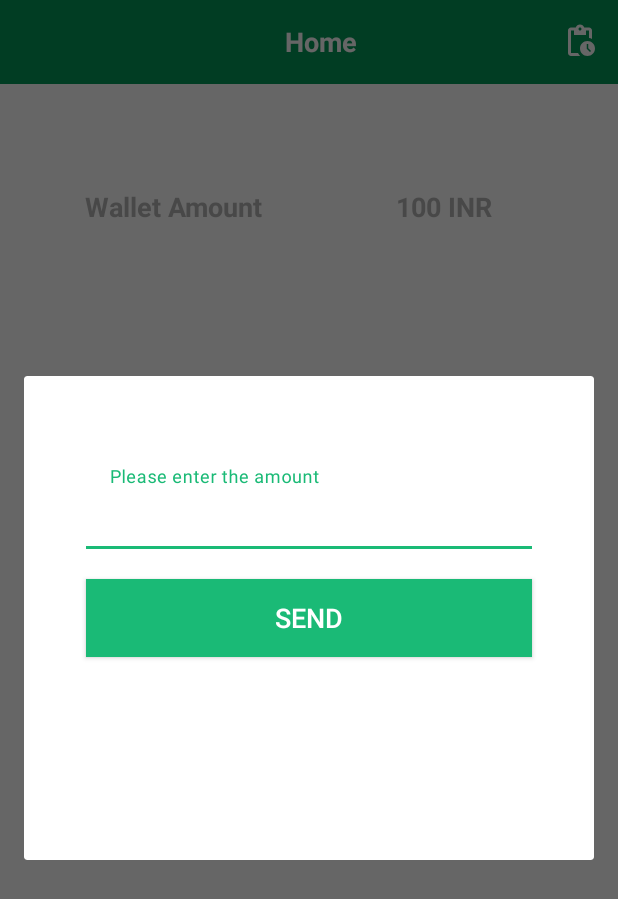
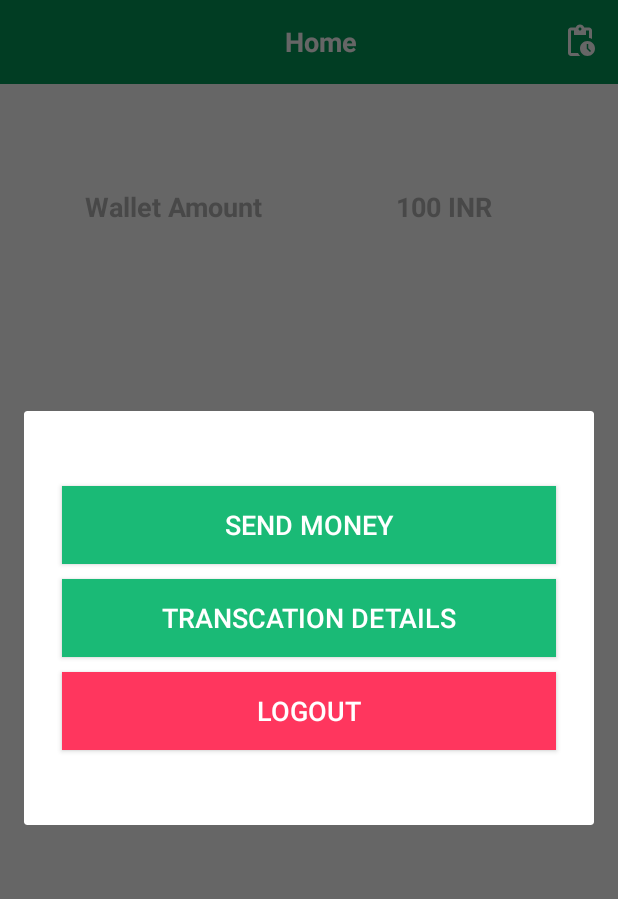
Before and after one commit to maekeshtwilightsoftwares/KIRSHIAPPS, an Android app: the fragment HomeFragment placed in its activity, after a tap on an icon or button, on a phone screen of 412 x 824 dp. Shown: the top 899 px of the screen. Run offline under Robolectric (Android 15) with nearby library versions, the phone set to English and light mode, and no system bars; our stand-ins replace data binding, sdp/ssp sizes; 1 statement that could not run was skipped.

Commit message:
HomeScreen Design completed

```diff
--- a/app/src/main/java/com/twilight/kirshiapps/view/fragment/home/HomeFragment.java
+++ b/app/src/main/java/com/twilight/kirshiapps/view/fragment/home/HomeFragment.java
@@ -9,8 +9,6 @@ import android.view.ViewGroup;
 import android.view.Window;
 import android.view.WindowManager;
 import android.widget.Button;
-import android.widget.ImageView;
-import android.widget.TextView;
 
 import androidx.databinding.DataBindingUtil;
 import androidx.fragment.app.Fragment;
@@ -39,9 +37,12 @@ public class HomeFragment extends Fragment {
     }
 
     private void setActionListener() {
-
         fragmentHomeBinding.includeToolbar.ivAction.setOnClickListener(v-> {
             showDialog();
+        });
+
+        fragmentHomeBinding.homeContainer.setOnClickListener(v -> {
+            fragmentHomeBinding.includeSendAmount.getRoot().setVisibility(View.GONE);
         });
     }
 
@@ -58,7 +59,6 @@ public class HomeFragment extends Fragment {
     }
 
     private void showDialog() {
-
         final Dialog dialog = new Dialog(requireContext());
         dialog.requestWindowFeature(Window.FEATURE_NO_TITLE);
         dialog.setContentView(R.layout.dialog_send_amount);
@@ -72,7 +72,10 @@ public class HomeFragment extends Fragment {
         dialog.getWindow().setLayout(ViewGroup.LayoutParams.WRAP_CONTENT, ViewGroup.LayoutParams.WRAP_CONTENT);
 
         Button dialogButton = (Button) dialog.findViewById(R.id.btn_send);
-        dialogButton.setOnClickListener(v -> dialog.dismiss());
+        dialogButton.setOnClickListener(v -> {
+            fragmentHomeBinding.includeSendAmount.getRoot().setVisibility(View.VISIBLE);
+            dialog.dismiss();
+        });
         dialog.show();
     }
 
--- a/app/src/main/res/layout/dialog_send_amount.xml
+++ b/app/src/main/res/layout/dialog_send_amount.xml
@@ -26,40 +26,50 @@
         android:orientation="vertical"
         app:layout_constraintGuide_percent="0.97" />
 
-        <com.google.android.material.textfield.TextInputLayout
-            android:id="@+id/textInputLayout2"
-            android:layout_width="0dp"
-            android:layout_height="wrap_content"
-            android:layout_marginStart="30dp"
-            android:layout_marginLeft="30dp"
-            android:layout_marginTop="50dp"
-            android:layout_marginEnd="30dp"
-            android:layout_marginRight="30dp"
-            android:layout_marginBottom="20dp"
-            app:layout_constraintBottom_toTopOf="@+id/btn_send"
-            app:layout_constraintEnd_toStartOf="@+id/gl_right"
-            app:layout_constraintStart_toStartOf="@+id/gl_left"
-            app:layout_constraintTop_toTopOf="parent">
-
-            <androidx.appcompat.widget.AppCompatEditText
-                android:id="@+id/et_amount"
-                style="@style/editTextMedium"
-                android:background="@android:color/white"
-                android:hint="@string/enter_amount"
-                android:inputType="number"
-                android:maxLength="10" />
-
-        </com.google.android.material.textfield.TextInputLayout>
 
         <androidx.appcompat.widget.AppCompatButton
             android:id="@+id/btn_send"
             style="@style/buttonMedium"
+            android:layout_marginStart="25dp"
+            android:layout_marginLeft="25dp"
+            android:layout_marginTop="50dp"
+            android:layout_marginEnd="25dp"
+            android:layout_marginRight="25dp"
             android:background="@color/green"
-            android:text="@string/send"
+            android:text="@string/send_money"
+            app:layout_constraintEnd_toEndOf="parent"
+            app:layout_constraintStart_toStartOf="parent"
+            app:layout_constraintTop_toTopOf="parent" />
+
+        <androidx.appcompat.widget.AppCompatButton
+            android:id="@+id/btn_transcation"
+            style="@style/buttonMedium"
+            android:layout_marginStart="25dp"
+            android:layout_marginLeft="25dp"
+            android:layout_marginTop="10dp"
+            android:layout_marginEnd="25dp"
+            android:layout_marginRight="25dp"
+            android:background="@color/green"
+            android:text="@string/transcation"
+            app:layout_constraintEnd_toEndOf="parent"
+            app:layout_constraintStart_toStartOf="parent"
+            app:layout_constraintTop_toBottomOf="@+id/btn_send" />
+
+        <androidx.appcompat.widget.AppCompatButton
+            android:id="@+id/btn_logout"
+            style="@style/buttonMedium"
+            android:layout_marginStart="25dp"
+            android:layout_marginLeft="25dp"
+            android:layout_marginTop="10dp"
+            android:layout_marginEnd="25dp"
+            android:layout_marginRight="25dp"
+            android:layout_marginBottom="50dp"
+            android:background="@color/red"
+            android:text="@string/logout"
             app:layout_constraintBottom_toBottomOf="parent"
-            app:layout_constraintEnd_toEndOf="@+id/textInputLayout2"
-            app:layout_constraintStart_toStartOf="@+id/textInputLayout2"
-            app:layout_constraintTop_toTopOf="parent" />
+            app:layout_constraintEnd_toEndOf="parent"
+            app:layout_constraintStart_toStartOf="parent"
+            app:layout_constraintTop_toBottomOf="@+id/btn_transcation" />
 
     </androidx.constraintlayout.widget.ConstraintLayout>
 
--- a/app/src/main/res/layout/fragment_home.xml
+++ b/app/src/main/res/layout/fragment_home.xml
@@ -10,7 +10,8 @@
     </data>
     <androidx.constraintlayout.widget.ConstraintLayout
         android:layout_width="match_parent"
-        android:layout_height="match_parent">
+        android:layout_height="match_parent"
+        android:id="@+id/home_container">
 
         <include
             android:id="@+id/include_toolbar"
@@ -61,6 +62,16 @@
             app:layout_constraintStart_toEndOf="@+id/tv_wallet"
             app:layout_constraintTop_toBottomOf="@+id/tv_phone_number" />
 
+        <include
+            android:id="@+id/include_send_amount"
+            layout="@layout/send_amount"
+            android:layout_width="match_parent"
+            android:layout_height="wrap_content"
+            android:visibility="gone"
+            app:layout_constraintBottom_toBottomOf="parent"
+            app:layout_constraintEnd_toEndOf="parent"
+            app:layout_constraintStart_toStartOf="parent" />
+
     </androidx.constraintlayout.widget.ConstraintLayout>
 
 </layout>
--- a/app/src/main/res/values/colors.xml
+++ b/app/src/main/res/values/colors.xml
@@ -9,5 +9,6 @@
     <color name="white">#FFFFFFFF</color>
     <color name="light_grey_100">#745A5A5A</color>
     <color name="green">#1aba76</color>
+    <color name="red">#FF365E</color>
 
 </resources>
--- a/app/src/main/res/values/strings.xml
+++ b/app/src/main/res/values/strings.xml
@@ -18,6 +18,9 @@
     <string name="inr">100 INR</string>
     <string name="home">Home</string>
     <string name="enter_amount">Please enter the amount</string>
+    <string name="send_money">Send money</string>
+    <string name="transfer">Transfer amount</string>
+    <string name="transcation">Transcation details</string>
+    <string name="logout">Logout</string>
     <string name="send">Send</string>
-    <string name="transfer">Transfer amount</string>
 </resources>
```
Also changed, not shown: app/src/main/res/layout/send_amount.xml (added, +56 -0 lines).
